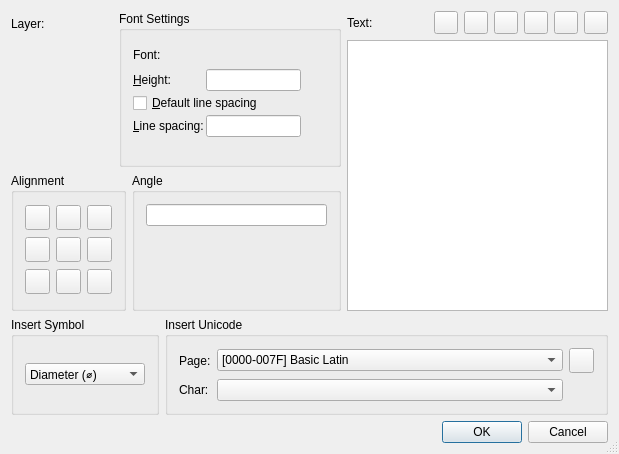
LibreCAD/LibreCAD, file librecad/src/ui/forms/qg_dlgmtext.ui: the form before one commit.
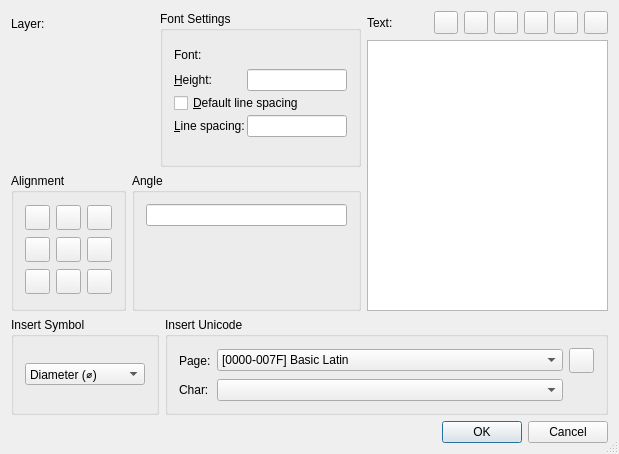
The form after the commit. Icons and pictures are not drawn. Custom widgets are drawn as their Qt base class.

```diff
--- a/librecad/src/ui/forms/qg_dlgmtext.ui
+++ b/librecad/src/ui/forms/qg_dlgmtext.ui
@@ -35,6 +35,12 @@
                  <verstretch>0</verstretch>
                 </sizepolicy>
                </property>
+               <property name="minimumSize">
+                <size>
+                 <width>67</width>
+                 <height>0</height>
+                </size>
+               </property>
                <property name="text">
                 <string>Layer:</string>
                </property>
@@ -47,7 +53,7 @@
               <widget class="QG_LayerBox" name="cbLayer" native="true">
                <property name="minimumSize">
                 <size>
-                 <width>50</width>
+                 <width>70</width>
                  <height>25</height>
                 </size>
                </property>
@@ -63,7 +69,7 @@
                </property>
                <property name="sizeHint" stdset="0">
                 <size>
-                 <width>40</width>
+                 <width>1</width>
                  <height>20</height>
                 </size>
                </property>
@@ -137,7 +143,7 @@
               </property>
               <property name="sizeHint" stdset="0">
                <size>
-                <width>40</width>
+                <width>1</width>
                 <height>20</height>
                </size>
               </property>
@@ -176,7 +182,7 @@
               </property>
               <property name="sizeHint" stdset="0">
                <size>
-                <width>40</width>
+                <width>1</width>
                 <height>20</height>
                </size>
               </property>
@@ -205,7 +211,7 @@
               </property>
               <property name="sizeHint" stdset="0">
                <size>
-                <width>40</width>
+                <width>1</width>
                 <height>20</height>
                </size>
               </property>
@@ -251,7 +257,7 @@
               </property>
               <property name="minimumSize">
                <size>
-                <width>95</width>
+                <width>100</width>
                 <height>25</height>
                </size>
               </property>
@@ -267,7 +273,7 @@
               </property>
               <property name="sizeHint" stdset="0">
                <size>
-                <width>40</width>
+                <width>1</width>
                 <height>20</height>
                </size>
               </property>
@@ -595,7 +601,7 @@
               <property name="sizeHint" stdset="0">
                <size>
                 <width>20</width>
-                <height>20</height>
+                <height>1</height>
                </size>
               </property>
              </spacer>
@@ -631,7 +637,7 @@
            </property>
            <property name="sizeHint" stdset="0">
             <size>
-             <width>110</width>
+             <width>2</width>
              <height>20</height>
             </size>
            </property>
```
Left out of the diff: 4 changed lines with no effect on the pictures.
